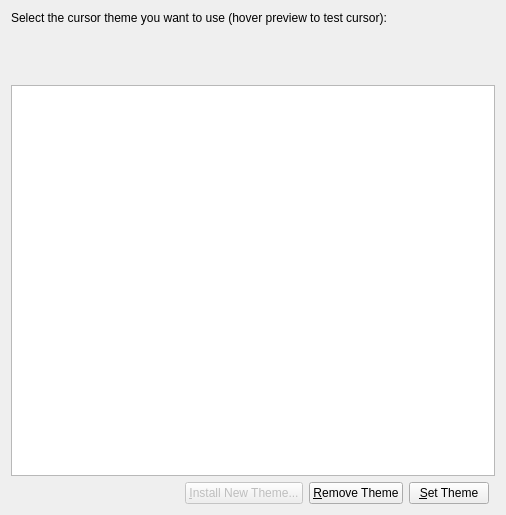
lxqt/lxqt-config, file razor-config-mousetheme/ui/selectwnd.ui: the form before one commit.
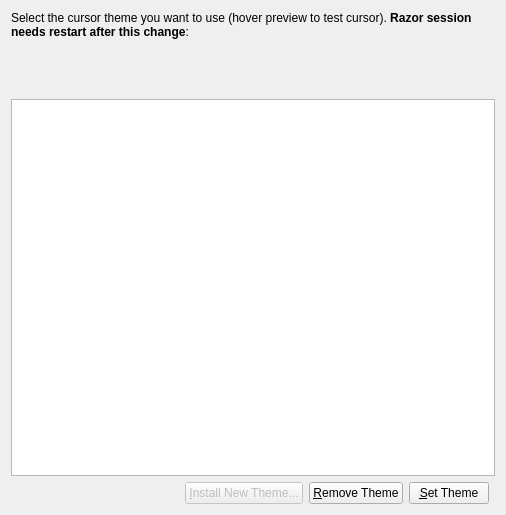
The form after the commit. Custom widgets are drawn as their Qt base class.

Commit message: fixed #35: razor-config-mousetheme saves are not persistent

Patch:
```diff
--- a/razor-config-mousetheme/ui/selectwnd.ui
+++ b/razor-config-mousetheme/ui/selectwnd.ui
@@ -46,7 +46,10 @@
    <item row="0" column="0" colspan="5">
     <widget class="QLabel" name="label">
      <property name="text">
-      <string>Select the cursor theme you want to use (hover preview to test cursor):</string>
+      <string>Select the cursor theme you want to use (hover preview to test cursor). &lt;b&gt;Razor session needs restart after this change&lt;/b&gt;:</string>
+     </property>
+     <property name="wordWrap">
+      <bool>true</bool>
      </property>
     </widget>
    </item>
```
The commit also changes 2 other files.
